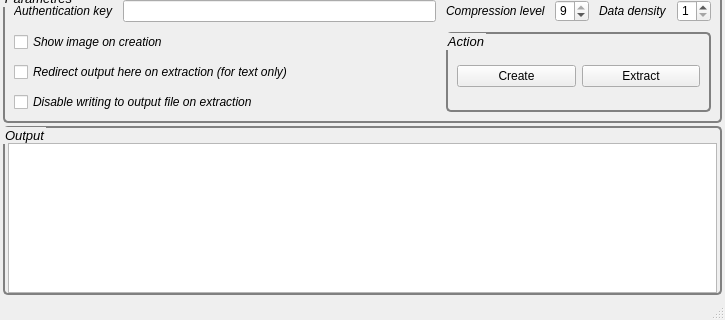
This is StegLibrary/gui.ui in GreaterGoodCorp/StegLibrary as Qt 5 draws it before an edit; both pictures show x 0 to 725 and y 163 to 483 of the 725 by 483 pixel window. The edited form follows.
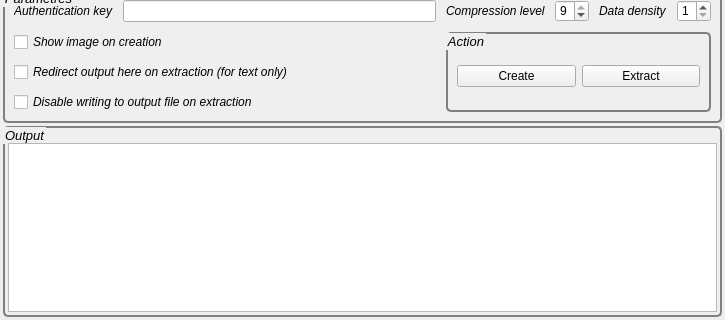
This is the edited form.

Commit message: Remove status bar

```diff
--- a/StegLibrary/gui.ui
+++ b/StegLibrary/gui.ui
@@ -470,7 +470,6 @@
     <bool>false</bool>
    </attribute>
   </widget>
-  <widget class="QStatusBar" name="statusbar"/>
   <action name="action_help">
    <property name="text">
     <string>Help</string>
```
